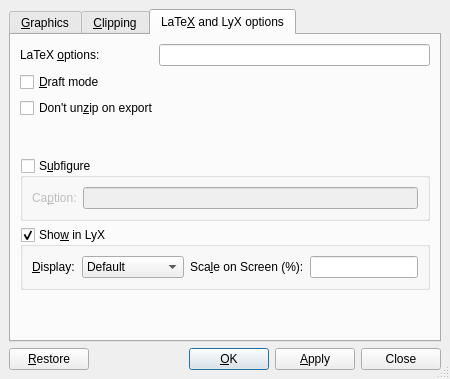
Above: src/frontends/qt4/ui/GraphicsUi.ui from rpavlik/lyx-lucid-backport before the change. Below: the same form after it.
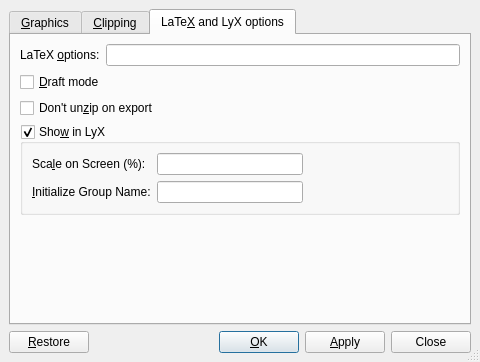
That is the form after the change. The open tabs and pages were chosen to show the change. Custom widgets are drawn as their Qt base class.

Diff of the .ui file:
```diff
--- a/src/frontends/qt4/ui/GraphicsUi.ui
+++ b/src/frontends/qt4/ui/GraphicsUi.ui
@@ -5,14 +5,12 @@
    <rect>
     <x>0</x>
     <y>0</y>
-    <width>450</width>
-    <height>379</height>
+    <width>480</width>
+    <height>348</height>
    </rect>
   </property>
   <property name="sizePolicy" >
-   <sizepolicy>
-    <hsizetype>1</hsizetype>
-    <vsizetype>1</vsizetype>
+   <sizepolicy vsizetype="Minimum" hsizetype="Minimum" >
     <horstretch>0</horstretch>
     <verstretch>0</verstretch>
    </sizepolicy>
@@ -30,6 +28,93 @@
    <property name="spacing" >
     <number>6</number>
    </property>
+   <item row="1" column="0" >
+    <layout class="QHBoxLayout" >
+     <property name="spacing" >
+      <number>6</number>
+     </property>
+     <property name="margin" >
+      <number>0</number>
+     </property>
+     <item>
+      <widget class="QPushButton" name="restorePB" >
+       <property name="text" >
+        <string>&amp;Restore</string>
+       </property>
+       <property name="autoDefault" >
+        <bool>false</bool>
+       </property>
+       <property name="default" >
+        <bool>false</bool>
+       </property>
+      </widget>
+     </item>
+     <item>
+      <spacer>
+       <property name="orientation" >
+        <enum>Qt::Horizontal</enum>
+       </property>
+       <property name="sizeType" >
+        <enum>QSizePolicy::MinimumExpanding</enum>
+       </property>
+       <property name="sizeHint" stdset="0" >
+        <size>
+         <width>20</width>
+         <height>20</height>
+        </size>
+       </property>
+      </spacer>
+     </item>
+     <item>
+      <widget class="QPushButton" name="okPB" >
+       <property name="text" >
+        <string>&amp;OK</string>
+       </property>
+       <property name="autoDefault" >
+        <bool>true</bool>
+       </property>
+       <property name="default" >
+        <bool>true</bool>
+       </property>
+      </widget>
+     </item>
+     <item>
+      <widget class="QPushButton" name="applyPB" >
+       <property name="sizePolicy" >
+        <sizepolicy vsizetype="Fixed" hsizetype="Minimum" >
+         <horstretch>0</horstretch>
+         <verstretch>0</verstretch>
+        </sizepolicy>
+       </property>
+       <property name="text" >
+        <string>&amp;Apply</string>
+       </property>
+       <property name="autoDefault" >
+        <bool>false</bool>
+       </property>
+       <property name="default" >
+        <bool>false</bool>
+       </property>
+      </widget>
+     </item>
+     <item>
+      <widget class="QPushButton" name="closePB" >
+       <property name="sizePolicy" >
+        <sizepolicy vsizetype="Fixed" hsizetype="Minimum" >
+         <horstretch>0</horstretch>
+         <verstretch>0</verstretch>
+        </sizepolicy>
+       </property>
+       <property name="text" >
+        <string>Close</string>
+       </property>
+       <property name="autoDefault" >
+        <bool>false</bool>
+       </property>
+      </widget>
+     </item>
+    </layout>
+   </item>
    <item row="0" column="0" >
     <widget class="QTabWidget" name="TabWidget" >
      <property name="toolTip" >
@@ -457,43 +542,55 @@
       </layout>
      </widget>
      <widget class="QWidget" name="ExtraOptions" >
+      <property name="geometry" >
+       <rect>
+        <x>0</x>
+        <y>0</y>
+        <width>458</width>
+        <height>272</height>
+       </rect>
+      </property>
       <attribute name="title" >
        <string>LaTe&amp;X and LyX options</string>
       </attribute>
       <layout class="QGridLayout" >
-       <property name="margin" >
-        <number>9</number>
-       </property>
-       <property name="spacing" >
-        <number>6</number>
-       </property>
-       <item row="3" column="1" >
-        <spacer>
-         <property name="orientation" >
-          <enum>Qt::Vertical</enum>
+       <item row="0" column="0" >
+        <widget class="QLabel" name="latexoptionsLA" >
+         <property name="toolTip" >
+          <string>Additional LaTeX options</string>
          </property>
-         <property name="sizeHint" >
-          <size>
-           <width>20</width>
-           <height>21</height>
-          </size>
+         <property name="text" >
+          <string>LaTeX &amp;options:</string>
          </property>
-        </spacer>
+         <property name="buddy" >
+          <cstring>latexoptions</cstring>
+         </property>
+        </widget>
        </item>
-       <item row="6" column="2" >
-        <spacer>
-         <property name="orientation" >
-          <enum>Qt::Vertical</enum>
+       <item row="0" column="1" >
+        <widget class="QLineEdit" name="latexoptions" >
+         <property name="sizePolicy" >
+          <sizepolicy vsizetype="Fixed" hsizetype="MinimumExpanding" >
+           <horstretch>0</horstretch>
+           <verstretch>0</verstretch>
+          </sizepolicy>
          </property>
-         <property name="sizeHint" >
-          <size>
-           <width>20</width>
-           <height>41</height>
-          </size>
+         <property name="toolTip" >
+          <string>Additional LaTeX options</string>
          </property>
-        </spacer>
+        </widget>
        </item>
-       <item row="2" column="0" colspan="3" >
+       <item row="1" column="0" colspan="2" >
+        <widget class="QCheckBox" name="draftCB" >
+         <property name="toolTip" >
+          <string>Draft mode</string>
+         </property>
+         <property name="text" >
+          <string>&amp;Draft mode</string>
+         </property>
+        </widget>
+       </item>
+       <item row="2" column="0" colspan="2" >
         <widget class="QCheckBox" name="unzipCB" >
          <property name="toolTip" >
           <string>Don't uncompress image before exporting to LaTeX</string>
@@ -503,62 +600,7 @@
          </property>
         </widget>
        </item>
-       <item row="4" column="0" colspan="3" >
-        <widget class="QGroupBox" name="subfigure" >
-         <property name="focusPolicy" >
-          <enum>Qt::StrongFocus</enum>
-         </property>
-         <property name="title" >
-          <string>S&amp;ubfigure</string>
-         </property>
-         <property name="flat" >
-          <bool>false</bool>
-         </property>
-         <property name="checkable" >
-          <bool>true</bool>
-         </property>
-         <property name="checked" >
-          <bool>false</bool>
-         </property>
-         <layout class="QHBoxLayout" >
-          <property name="margin" >
-           <number>9</number>
-          </property>
-          <property name="spacing" >
-           <number>6</number>
-          </property>
-          <item>
-           <widget class="QLabel" name="CaptionLA" >
-            <property name="toolTip" >
-             <string>The caption for the sub-figure</string>
-            </property>
-            <property name="text" >
-             <string>Ca&amp;ption:</string>
-            </property>
-            <property name="buddy" >
-             <cstring>subcaption</cstring>
-            </property>
-           </widget>
-          </item>
-          <item>
-           <widget class="QLineEdit" name="subcaption" >
-            <property name="sizePolicy" >
-             <sizepolicy>
-              <hsizetype>3</hsizetype>
-              <vsizetype>0</vsizetype>
-              <horstretch>0</horstretch>
-              <verstretch>0</verstretch>
-             </sizepolicy>
-            </property>
-            <property name="toolTip" >
-             <string>The caption for the sub-figure</string>
-            </property>
-           </widget>
-          </item>
-         </layout>
-        </widget>
-       </item>
-       <item row="5" column="0" colspan="3" >
+       <item row="3" column="0" colspan="2" >
         <widget class="QGroupBox" name="displayGB" >
          <property name="focusPolicy" >
           <enum>Qt::StrongFocus</enum>
@@ -567,7 +609,7 @@
           <string>Sho&amp;w in LyX</string>
          </property>
          <property name="flat" >
-          <bool>false</bool>
+          <bool>true</bool>
          </property>
          <property name="checkable" >
           <bool>true</bool>
@@ -579,15 +621,55 @@
           <property name="spacing" >
            <number>6</number>
           </property>
-          <item row="0" column="3" >
+          <item row="0" column="4" >
+           <spacer>
+            <property name="orientation" >
+             <enum>Qt::Horizontal</enum>
+            </property>
+            <property name="sizeHint" stdset="0" >
+             <size>
+              <width>40</width>
+              <height>20</height>
+             </size>
+            </property>
+           </spacer>
+          </item>
+          <item row="1" column="0" >
+           <widget class="QLabel" name="label" >
+            <property name="sizePolicy" >
+             <sizepolicy vsizetype="Preferred" hsizetype="Preferred" >
+              <horstretch>0</horstretch>
+              <verstretch>0</verstretch>
+             </sizepolicy>
+            </property>
+            <property name="text" >
+             <string>&amp;Initialize Group Name:</string>
+            </property>
+            <property name="buddy" >
+             <cstring>groupId</cstring>
+            </property>
+           </widget>
+          </item>
+          <item row="1" column="1" >
+           <widget class="QLineEdit" name="groupId" >
+            <property name="minimumSize" >
+             <size>
+              <width>87</width>
+              <height>0</height>
+             </size>
+            </property>
+            <property name="toolTip" >
+             <string>Group Name to be set up from the current parameters</string>
+            </property>
+           </widget>
+          </item>
+          <item row="0" column="1" >
            <widget class="QLineEdit" name="displayscale" >
             <property name="enabled" >
              <bool>true</bool>
             </property>
             <property name="sizePolicy" >
-             <sizepolicy>
-              <hsizetype>1</hsizetype>
-              <vsizetype>0</vsizetype>
+             <sizepolicy vsizetype="Fixed" hsizetype="Minimum" >
               <horstretch>0</horstretch>
               <verstretch>0</verstretch>
              </sizepolicy>
@@ -597,7 +679,7 @@
             </property>
            </widget>
           </item>
-          <item row="0" column="2" >
+          <item row="0" column="0" >
            <widget class="QLabel" name="scaleLA" >
             <property name="toolTip" >
              <string>Percentage to scale by in LyX</string>
@@ -610,182 +692,26 @@
             </property>
            </widget>
           </item>
-          <item row="0" column="1" >
-           <widget class="QComboBox" name="showCB" >
-            <property name="toolTip" >
-             <string>Screen display</string>
-            </property>
-            <item>
-             <property name="text" >
-              <string>Default</string>
-             </property>
-            </item>
-            <item>
-             <property name="text" >
-              <string>Monochrome</string>
-             </property>
-            </item>
-            <item>
-             <property name="text" >
-              <string>Grayscale</string>
-             </property>
-            </item>
-            <item>
-             <property name="text" >
-              <string>Color</string>
-             </property>
-            </item>
-           </widget>
-          </item>
-          <item row="0" column="0" >
-           <widget class="QLabel" name="showL" >
-            <property name="toolTip" >
-             <string>Screen display</string>
-            </property>
-            <property name="text" >
-             <string>&amp;Display:</string>
-            </property>
-            <property name="buddy" >
-             <cstring>showCB</cstring>
-            </property>
-           </widget>
-          </item>
          </layout>
         </widget>
        </item>
-       <item row="0" column="1" colspan="2" >
-        <widget class="QLineEdit" name="latexoptions" >
-         <property name="sizePolicy" >
-          <sizepolicy>
-           <hsizetype>3</hsizetype>
-           <vsizetype>0</vsizetype>
-           <horstretch>0</horstretch>
-           <verstretch>0</verstretch>
-          </sizepolicy>
+       <item row="4" column="1" >
+        <spacer>
+         <property name="orientation" >
+          <enum>Qt::Vertical</enum>
          </property>
-         <property name="toolTip" >
-          <string>Additional LaTeX options</string>
+         <property name="sizeHint" stdset="0" >
+          <size>
+           <width>354</width>
+           <height>81</height>
+          </size>
          </property>
-        </widget>
-       </item>
-       <item row="0" column="0" >
-        <widget class="QLabel" name="latexoptionsLA" >
-         <property name="toolTip" >
-          <string>Additional LaTeX options</string>
-         </property>
-         <property name="text" >
-          <string>LaTeX &amp;options:</string>
-         </property>
-         <property name="buddy" >
-          <cstring>latexoptions</cstring>
-         </property>
-        </widget>
-       </item>
-       <item row="1" column="0" colspan="3" >
-        <widget class="QCheckBox" name="draftCB" >
-         <property name="toolTip" >
-          <string>Draft mode</string>
-         </property>
-         <property name="text" >
-          <string>&amp;Draft mode</string>
-         </property>
-        </widget>
+        </spacer>
        </item>
       </layout>
      </widget>
     </widget>
    </item>
-   <item row="1" column="0" >
-    <layout class="QHBoxLayout" >
-     <property name="margin" >
-      <number>0</number>
-     </property>
-     <property name="spacing" >
-      <number>6</number>
-     </property>
-     <item>
-      <widget class="QPushButton" name="restorePB" >
-       <property name="text" >
-        <string>&amp;Restore</string>
-       </property>
-       <property name="autoDefault" >
-        <bool>false</bool>
-       </property>
-       <property name="default" >
-        <bool>false</bool>
-       </property>
-      </widget>
-     </item>
-     <item>
-      <spacer>
-       <property name="orientation" >
-        <enum>Qt::Horizontal</enum>
-       </property>
-       <property name="sizeType" >
-        <enum>QSizePolicy::MinimumExpanding</enum>
-       </property>
-       <property name="sizeHint" >
-        <size>
-         <width>20</width>
-         <height>20</height>
-        </size>
-       </property>
-      </spacer>
-     </item>
-     <item>
-      <widget class="QPushButton" name="okPB" >
-       <property name="text" >
-        <string>&amp;OK</string>
-       </property>
-       <property name="autoDefault" >
-        <bool>true</bool>
-       </property>
-       <property name="default" >
-        <bool>true</bool>
-       </property>
-      </widget>
-     </item>
-     <item>
-      <widget class="QPushButton" name="applyPB" >
-       <property name="sizePolicy" >
-        <sizepolicy>
-         <hsizetype>1</hsizetype>
-         <vsizetype>0</vsizetype>
-         <horstretch>0</horstretch>
-         <verstretch>0</verstretch>
-        </sizepolicy>
-       </property>
-       <property name="text" >
-        <string>&amp;Apply</string>
-       </property>
-       <property name="autoDefault" >
-        <bool>false</bool>
-       </property>
-       <property name="default" >
-        <bool>false</bool>
-       </property>
-      </widget>
-     </item>
-     <item>
-      <widget class="QPushButton" name="closePB" >
-       <property name="sizePolicy" >
-        <sizepolicy>
-         <hsizetype>1</hsizetype>
-         <vsizetype>0</vsizetype>
-         <horstretch>0</horstretch>
-         <verstretch>0</verstretch>
-        </sizepolicy>
-       </property>
-       <property name="text" >
-        <string>Close</string>
-       </property>
-       <property name="autoDefault" >
-        <bool>false</bool>
-       </property>
-      </widget>
-     </item>
-    </layout>
-   </item>
   </layout>
  </widget>
  <customwidgets>
```
Left out of the diff: 117 changed lines with no effect on the pictures.
